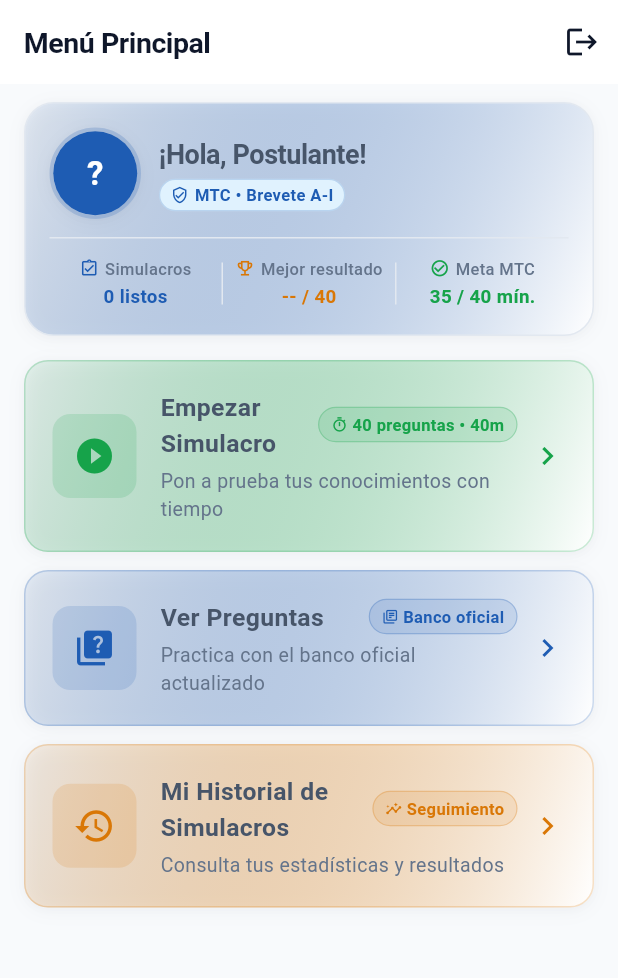
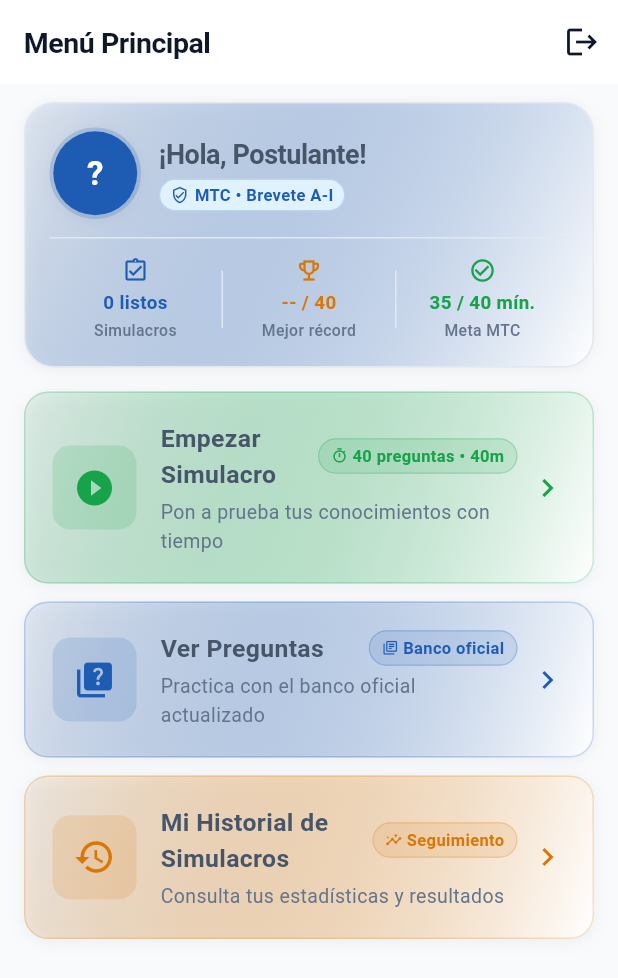
Before and after one commit to FelipeMendozaG/app-chepita-mtc, a Flutter app: the HomeScreen screen opened directly, on a phone screen of 412 x 824 dp. Shown: the top 978 px of the screen. Run offline on Flutter 3.47's test engine with Material 3 defaults, Android fonts, the phone set to English and light mode, and no system bars; our stand-ins replace flutter_dotenv, flutter_riverpod, shared_preferences; accounts and stored records are empty; network calls fail.

Commit message:
fix(home): evitar overflow en metricas de hero card con layout vertical compacto

```diff
--- a/lib/screens/home_screen.dart
+++ b/lib/screens/home_screen.dart
@@ -274,18 +274,18 @@ class _HeroProfileCard extends StatelessWidget {
                   color: AppColors.primary,
                 ),
               ),
-              Container(width: 1, height: 28, color: AppColors.border),
+              Container(width: 1, height: 38, color: AppColors.border),
               Expanded(
                 child: _QuickStatItem(
                   icon: Icons.emoji_events_outlined,
-                  label: 'Mejor resultado',
+                  label: 'Mejor récord',
                   value: bestScore != null ? '$bestScore / 40' : '-- / 40',
                   color: bestScore != null && bestScore >= 35
                       ? AppColors.success
                       : AppColors.warning,
                 ),
               ),
-              Container(width: 1, height: 28, color: AppColors.border),
+              Container(width: 1, height: 38, color: AppColors.border),
               const Expanded(
                 child: _QuickStatItem(
                   icon: Icons.check_circle_outline,
@@ -318,29 +318,31 @@ class _QuickStatItem extends StatelessWidget {
   @override
   Widget build(BuildContext context) {
     return Column(
+      mainAxisSize: MainAxisSize.min,
       children: [
-        Row(
-          mainAxisAlignment: MainAxisAlignment.center,
-          children: [
-            Icon(icon, size: 13, color: color),
-            const SizedBox(width: 4),
-            Text(
-              label,
-              style: const TextStyle(
-                fontSize: 11,
-                color: AppColors.textMuted,
-                fontWeight: FontWeight.w500,
-              ),
-            ),
-          ],
-        ),
-        const SizedBox(height: 2),
+        Icon(icon, size: 18, color: color),
+        const SizedBox(height: 4),
         Text(
           value,
+          textAlign: TextAlign.center,
+          maxLines: 1,
+          overflow: TextOverflow.ellipsis,
           style: TextStyle(
             fontSize: 12.5,
             fontWeight: FontWeight.bold,
             color: color,
+          ),
+        ),
+        const SizedBox(height: 2),
+        Text(
+          label,
+          textAlign: TextAlign.center,
+          maxLines: 1,
+          overflow: TextOverflow.ellipsis,
+          style: const TextStyle(
+            fontSize: 10.5,
+            color: AppColors.textMuted,
+            fontWeight: FontWeight.w500,
           ),
         ),
       ],
```
